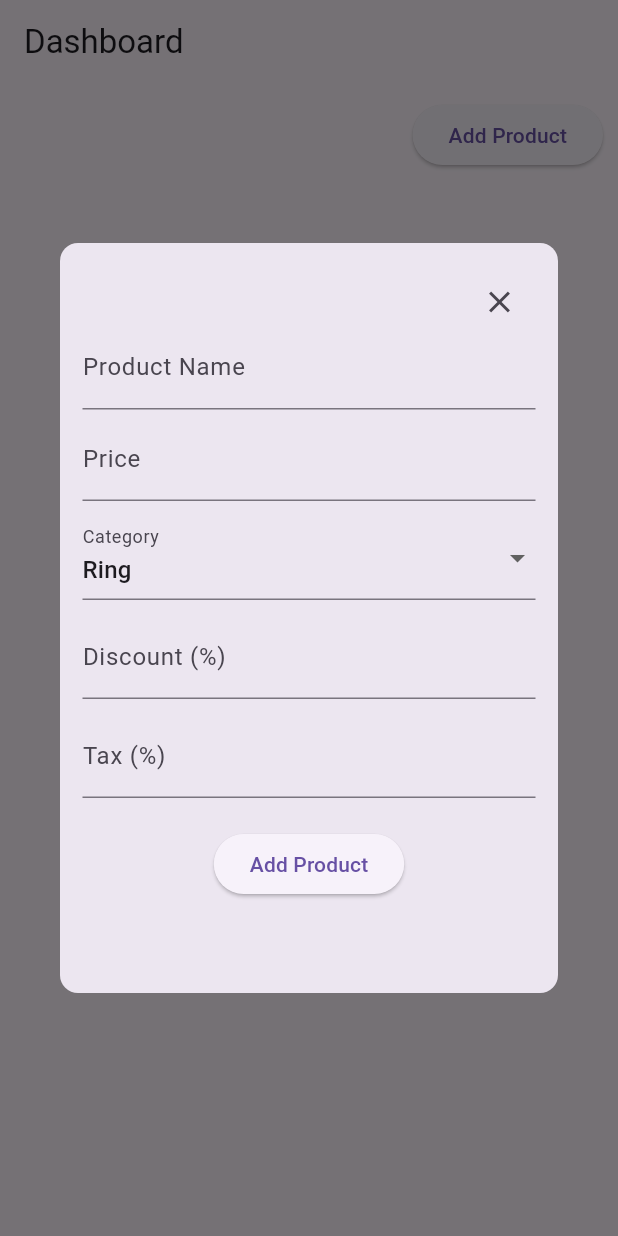
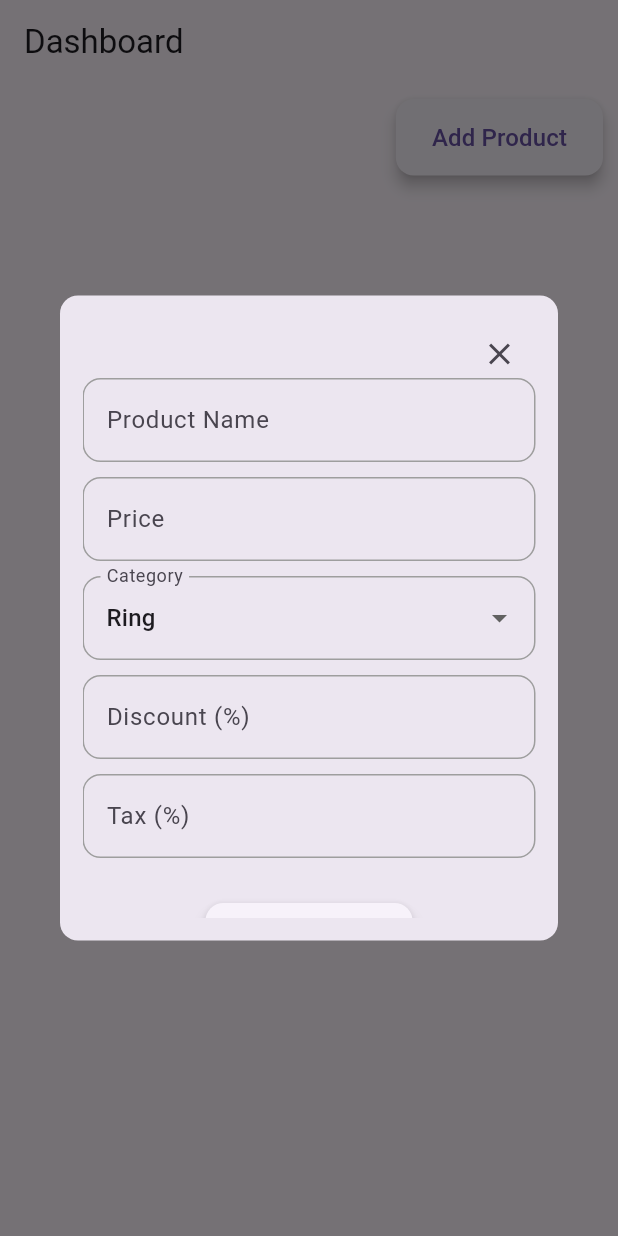
Before and after one commit to nav070/ATTS_assessment_repo, a Flutter app: the screen it shows after launch, after a tap on "Add Product", on a phone screen of 412 x 824 dp. Run offline on Flutter 3.47's test engine with Material 3 defaults, Android fonts, the phone set to English and light mode, and no system bars.

Commit message:
commit with code push

```diff
--- a/src/lib/screens/home/product_management_screen.dart
+++ b/src/lib/screens/home/product_management_screen.dart
@@ -23,7 +23,6 @@
 //   final List<String> _categories = ['Ring', 'Necklace', 'Bracelet', 'Earrings'];
 //   String _selectedCategory = 'Ring';
 //   int? _editingIndex;
-
 
 //   void _saveProduct() {
 //     if (_formKey.currentState!.validate()) {
@@ -172,8 +171,8 @@
 //   }
 // }
 
-
 import 'package:flutter/material.dart';
+import 'package:flutter/services.dart';
 import 'package:provider/provider.dart';
 import 'package:src/models/product.dart';
 import 'package:src/provider/product_provider.dart';
@@ -225,7 +224,8 @@ class _AddProductState extends State<AddProduct> {
       );
 
       if (widget.type == 1) {
-        Provider.of<ProductProvider>(context, listen: false).addProduct(product);
+        Provider.of<ProductProvider>(context, listen: false)
+            .addProduct(product);
       } else if (widget.type == 2 && widget.index != null) {
         Provider.of<ProductProvider>(context, listen: false)
             .updateProduct(widget.index!, product);
@@ -238,7 +238,7 @@ class _AddProductState extends State<AddProduct> {
   @override
   Widget build(BuildContext context) {
     return SizedBox(
-      height: 500,
+      height: 430,
       width: 350,
       child: Padding(
         padding: const EdgeInsets.all(15),
@@ -246,7 +246,8 @@ class _AddProductState extends State<AddProduct> {
           children: [
             Align(
               alignment: Alignment.topRight,
-              child: AppButton().buildIconButton("close", Icons.close, onPressed: () {
+              child: AppButton().buildIconButton("close", Icons.close,
+                  onPressed: () {
                 Navigator.pop(context);
               }),
             ),
@@ -255,6 +256,9 @@ class _AddProductState extends State<AddProduct> {
               children: [
                 const SizedBox(height: 40),
                 Expanded(
+                  child: ScrollConfiguration(
+                    behavior: ScrollConfiguration.of(context)
+                        .copyWith(scrollbars: false),
                     child: SingleChildScrollView(
                       child: Form(
                         key: _formKey,
@@ -263,15 +267,31 @@ class _AddProductState extends State<AddProduct> {
                           children: [
                             TextFormField(
                               controller: _nameController,
-                            decoration: const InputDecoration(labelText: 'Product Name'),
-                            validator: (value) => value!.isEmpty ? 'Required' : null,
+                              decoration: inputDecoration.copyWith(
+                                  labelText: 'Product Name'),
+                              validator: (value) =>
+                                  value!.isEmpty ? 'Required' : null,
                             ),
-                          const SizedBox(height: 5),
+                            const SizedBox(height: 10),
                             TextFormField(
                               controller: _priceController,
-                            decoration: const InputDecoration(labelText: 'Price'),
-                            keyboardType: TextInputType.number,
-                            validator: (value) => value!.isEmpty ? 'Required' : null,
+                              decoration:
+                                  inputDecoration.copyWith(labelText: 'Price'),
+                              keyboardType:
+                                  const TextInputType.numberWithOptions(
+                                      decimal: true),
+                              inputFormatters: [
+                                FilteringTextInputFormatter.allow(
+                                    RegExp(r'^\d*\.?\d{0,2}')),
+                              ],
+                              validator: (value) {
+                                if (value == null || value.isEmpty)
+                                  return 'Required';
+                                final price = double.tryParse(value);
+                                if (price == null)
+                                  return 'Enter a valid number';
+                                return null;
+                              },
                             ),
                             const SizedBox(height: 10),
                             DropdownButtonFormField<String>(
@@ -285,30 +305,61 @@ class _AddProductState extends State<AddProduct> {
                               onChanged: (value) {
                                 setState(() => _selectedCategory = value!);
                               },
-                            decoration: const InputDecoration(labelText: 'Category'),
+                              decoration: inputDecoration.copyWith(
+                                  labelText: 'Category'),
                             ),
                             const SizedBox(height: 10),
                             TextFormField(
                               controller: _discountController,
-                            decoration: const InputDecoration(labelText: 'Discount (%)'),
-                            keyboardType: TextInputType.number,
-                            validator: (value) => value!.isEmpty ? 'Required' : null,
+                              decoration: inputDecoration.copyWith(
+                                  labelText: 'Discount (%)'),
+                              keyboardType:
+                                  const TextInputType.numberWithOptions(
+                                      decimal: true),
+                              inputFormatters: [
+                                FilteringTextInputFormatter.allow(
+                                    RegExp(r'^\d*\.?\d{0,2}')),
+                              ],
+                              validator: (value) {
+                                if (value == null || value.isEmpty)
+                                  return 'Required';
+                                final discount = double.tryParse(value);
+                                if (discount == null)
+                                  return 'Enter a valid number';
+                                return null;
+                              },
                             ),
                             const SizedBox(height: 10),
                             TextFormField(
                               controller: _taxController,
-                            decoration: const InputDecoration(labelText: 'Tax (%)'),
-                            keyboardType: TextInputType.number,
-                            validator: (value) => value!.isEmpty ? 'Required' : null,
+                              decoration: inputDecoration.copyWith(
+                                  labelText: 'Tax (%)'),
+                              keyboardType:
+                                  const TextInputType.numberWithOptions(
+                                      decimal: true),
+                              inputFormatters: [
+                                FilteringTextInputFormatter.allow(
+                                    RegExp(r'^\d*\.?\d{0,2}')),
+                              ],
+                              validator: (value) {
+                                if (value == null || value.isEmpty)
+                                  return 'Required';
+                                final tax = double.tryParse(value);
+                                if (tax == null) return 'Enter a valid number';
+                                return null;
+                              },
                             ),
                             const SizedBox(height: 20),
                             Center(
-                            child: ElevatedButton(
+                              child: AppButton().buttons(
+                                widget.type == 1
+                                    ? "Add Product"
+                                    : "Update Product",
                                 onPressed: _saveProduct,
-                              child: Text(widget.type == 1 ? 'Add Product' : 'Update Product'),
                               ),
                             ),
                           ],
+                        ),
                       ),
                     ),
                   ),
@@ -320,4 +371,19 @@ class _AddProductState extends State<AddProduct> {
       ),
     );
   }
+
+  final inputDecoration = InputDecoration(
+    labelText: '',
+    border: OutlineInputBorder(
+      borderRadius: BorderRadius.circular(12.0),
+    ),
+    enabledBorder: OutlineInputBorder(
+      borderRadius: BorderRadius.circular(12.0),
+      borderSide: BorderSide(color: Colors.grey),
+    ),
+    focusedBorder: OutlineInputBorder(
+      borderRadius: BorderRadius.circular(12.0),
+      borderSide: BorderSide(color: Colors.blue),
+    ),
+  );
 }
--- a/src/lib/widgets/app_button.dart
+++ b/src/lib/widgets/app_button.dart
@@ -6,7 +6,17 @@ class AppButton {
       padding: const EdgeInsets.all(10.0),
       child: ElevatedButton(
         onPressed: onPressed,
-        child: Text(text),
+        style: ElevatedButton.styleFrom(
+          shape: RoundedRectangleBorder(
+            borderRadius: BorderRadius.circular(12.0),
+          ),
+          padding: const EdgeInsets.symmetric(horizontal: 24, vertical: 14),
+          elevation: 4,
+        ),
+        child: Text(
+          text,
+          style: const TextStyle(fontSize: 16),
+        ),
       ),
     );
   }
--- a/src/lib/widgets/product_card.dart
+++ b/src/lib/widgets/product_card.dart
@@ -84,7 +84,7 @@ class _ProductCardState extends State<ProductCard> {
 
   void _deleteProduct(int index) {
     setState(() {
-      widget.data.removeAt(index); // Optional: only if allowed
+      Provider.of<ProductProvider>(context, listen: false).deleteProduct(index);
     });
     debugPrint("Deleted product at index $index");
   }
--- a/src/pubspec.yaml
+++ b/src/pubspec.yaml
@@ -36,6 +36,9 @@ dependencies:
   # Use with the CupertinoIcons class for iOS style icons.
   cupertino_icons: ^1.0.8
   provider: ^6.1.4
+  syncfusion_flutter_pdf: ^29.1.37
+  path_provider: ^2.1.5
+  open_file: ^3.5.10
 
 dev_dependencies:
   flutter_test:
```
Also changed, not shown: src/pubspec.lock, 3 other files. Lines whose indentation alone changed are shown as unchanged.
